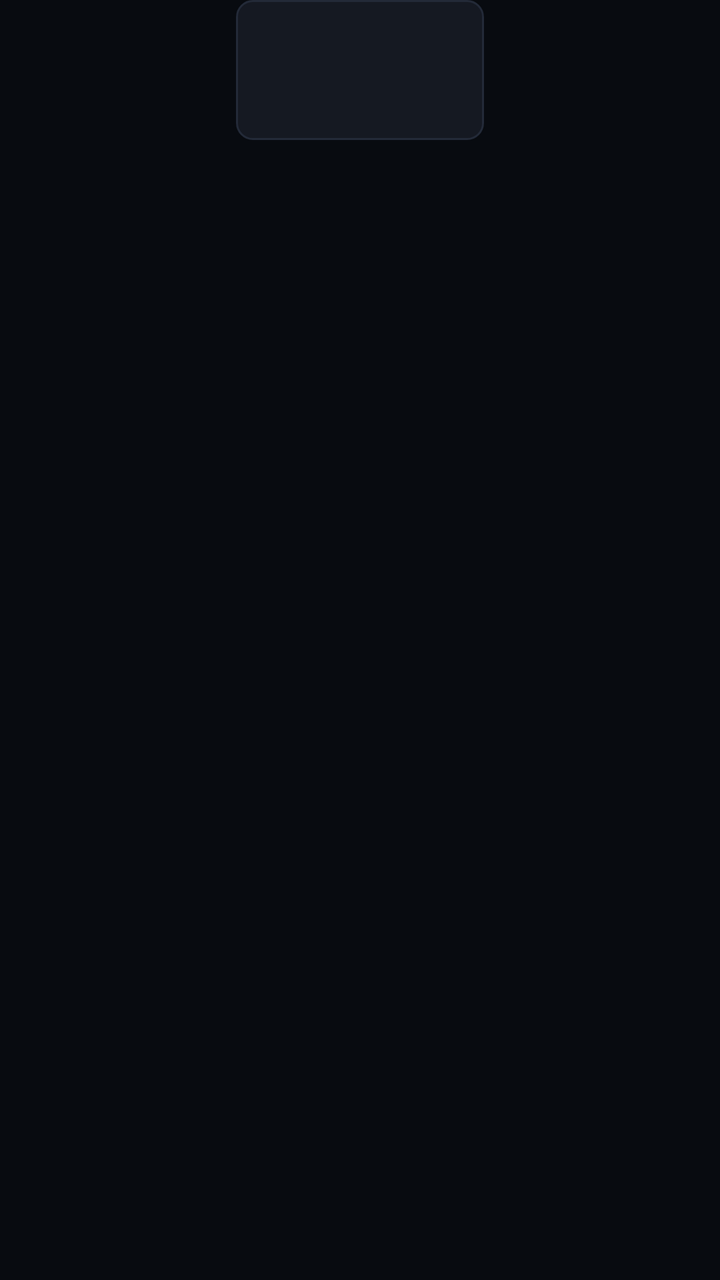
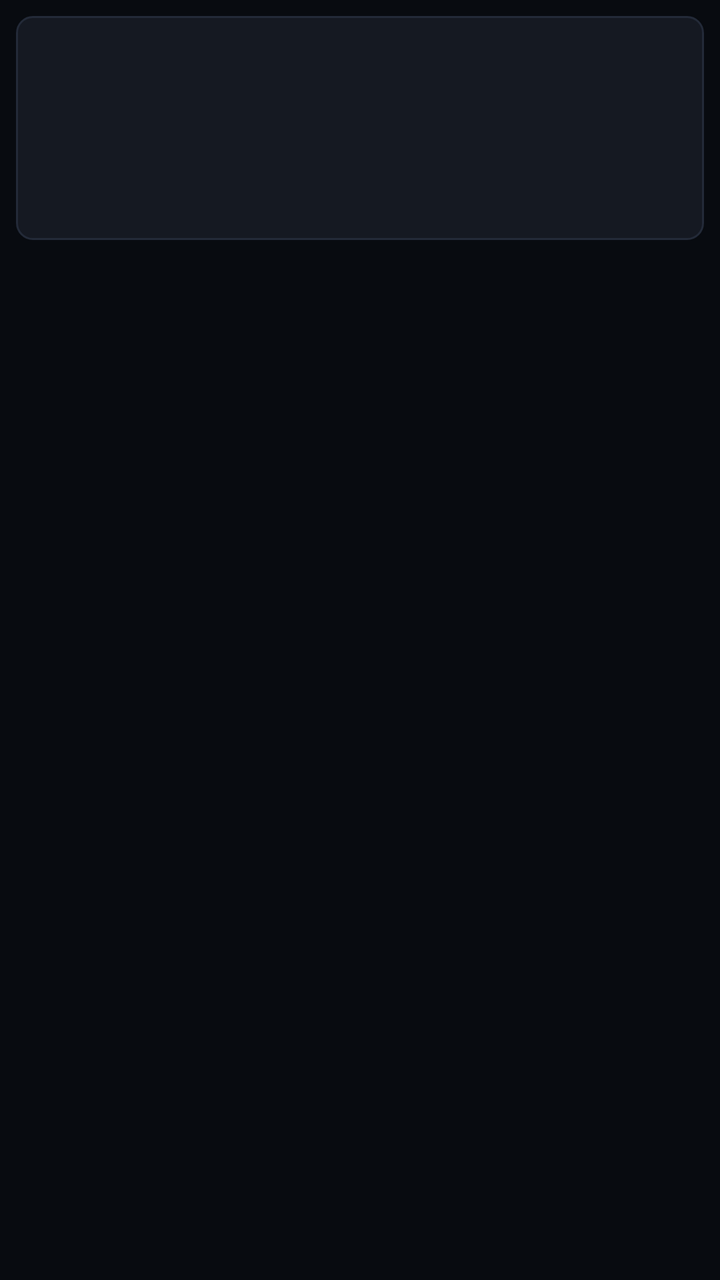

An Android layout rendered at two revisions. The XML below is the earlier revision; the diff shows what the commit changed to produce the second picture.
<!-- AndroidManifest.xml: application theme Theme.ATVHub -->
<!-- res/layout/item_app_card.xml -->
<?xml version="1.0" encoding="utf-8"?>
<LinearLayout xmlns:android="http://schemas.android.com/apk/res/android"
    android:layout_width="@dimen/app_card_width"
    android:layout_height="wrap_content"
    android:layout_marginEnd="@dimen/tv_card_spacing"
    android:clickable="true"
    android:focusable="true"
    android:gravity="center_horizontal"
    android:orientation="vertical">

    
    <FrameLayout
        android:id="@+id/card_app_container"
        android:layout_width="@dimen/app_card_width"
        android:layout_height="@dimen/app_card_height"
        android:background="@drawable/selector_card_border"
        android:duplicateParentState="true"
        android:padding="2dp">

        
        <ImageView
            android:id="@+id/iv_app_banner"
            android:layout_width="match_parent"
            android:layout_height="match_parent"
            android:contentDescription="@null"
            android:scaleType="fitCenter" />

        
        <ImageView
            android:id="@+id/iv_app_icon_fallback"
            android:layout_width="@dimen/app_icon_fallback_size"
            android:layout_height="@dimen/app_icon_fallback_size"
            android:layout_gravity="center"
            android:contentDescription="@null"
            android:scaleType="fitCenter"
            android:visibility="gone" />
    </FrameLayout>

    <TextView
        android:id="@+id/tv_app_label"
        android:layout_width="@dimen/app_card_width"
        android:layout_height="wrap_content"
        android:layout_marginTop="4dp"
        android:ellipsize="end"
        android:gravity="center"
        android:maxLines="1"
        android:textColor="@color/text_primary"
        android:textSize="@dimen/text_size_badge" />

</LinearLayout>
<!-- resources referenced by this layout -->
<resources>
  <color name="text_primary">#F1F5F9</color>
  <dimen name="app_card_height">70dp</dimen>
  <dimen name="app_card_width">124dp</dimen>
  <dimen name="app_icon_fallback_size">40dp</dimen>
  <dimen name="text_size_badge">10sp</dimen>
  <dimen name="tv_card_spacing">16dp</dimen>
  <!-- drawable selector_card_border (drawable) -->
  <?xml version="1.0" encoding="utf-8"?>
  <selector xmlns:android="http://schemas.android.com/apk/res/android">
      <item android:state_focused="true">
          <shape android:shape="rectangle">
              <solid android:color="@color/card_bg_focused" />
              <stroke android:width="@dimen/focus_stroke_width" android:color="@color/border_focused" />
              <corners android:radius="@dimen/poster_radius" />
          </shape>
      </item>
      <item>
          <shape android:shape="rectangle">
              <solid android:color="@color/card_bg" />
              <stroke android:width="1dp" android:color="@color/border_normal" />
              <corners android:radius="@dimen/poster_radius" />
          </shape>
      </item>
  </selector>
  <style name="Theme.ATVHub" parent="Theme.AppCompat.NoActionBar">
          <item name="android:windowBackground">@color/bg_root</item>
          <item name="android:colorBackground">@color/bg_root</item>
          <item name="android:windowNoTitle">true</item>
          <item name="android:windowActionBar">false</item>
          <item name="android:windowFullscreen">true</item>
          <item name="android:windowContentOverlay">@null</item>
          <item name="android:windowAnimationStyle">@null</item>
          <item name="colorPrimary">@color/accent_purple</item>
          <item name="colorPrimaryDark">@color/bg_root</item>
          <item name="colorAccent">@color/accent_purple</item>
      </style>
  <color name="card_bg_focused">#1E2433</color>
  <dimen name="focus_stroke_width">2.5dp</dimen>
  <color name="border_focused">#7C4DFF</color>
  <dimen name="poster_radius">8dp</dimen>
  <color name="card_bg">#151922</color>
  <color name="border_normal">#232A38</color>
  <color name="bg_root">#080B10</color>
  <color name="accent_purple">#8B5CF6</color>
</resources>

<!-- the commit's change to res/layout/item_app_card.xml (unified diff, before → after) -->
@@ -1,50 +1,49 @@
 <?xml version="1.0" encoding="utf-8"?>
 <LinearLayout xmlns:android="http://schemas.android.com/apk/res/android"
-    android:layout_width="@dimen/app_card_width"
+    android:id="@+id/item_app_root"
+    android:layout_width="match_parent"
     android:layout_height="wrap_content"
-    android:layout_marginEnd="@dimen/tv_card_spacing"
+    android:orientation="vertical"
+    android:gravity="center_horizontal"
+    android:padding="8dp"
+    android:clipChildren="false"
+    android:clipToPadding="false"
     android:clickable="true"
     android:focusable="true"
-    android:gravity="center_horizontal"
-    android:orientation="vertical">
+    android:focusableInTouchMode="true">
 
-    
     <FrameLayout
-        android:id="@+id/card_app_container"
-        android:layout_width="@dimen/app_card_width"
-        android:layout_height="@dimen/app_card_height"
+        android:id="@+id/card_container"
+        android:layout_width="match_parent"
+        android:layout_height="112dp"
         android:background="@drawable/selector_card_border"
-        android:duplicateParentState="true"
-        android:padding="2dp">
+        android:duplicateParentState="true">
 
-        
         <ImageView
             android:id="@+id/iv_app_banner"
             android:layout_width="match_parent"
             android:layout_height="match_parent"
-            android:contentDescription="@null"
+            android:scaleType="fitXY"
+            android:visibility="gone" />
+
+        <ImageView
+            android:id="@+id/iv_app_icon"
+            android:layout_width="52dp"
+            android:layout_height="52dp"
+            android:layout_gravity="center"
             android:scaleType="fitCenter" />
 
-        
-        <ImageView
-            android:id="@+id/iv_app_icon_fallback"
-            android:layout_width="@dimen/app_icon_fallback_size"
-            android:layout_height="@dimen/app_icon_fallback_size"
-            android:layout_gravity="center"
-            android:contentDescription="@null"
-            android:scaleType="fitCenter"
-            android:visibility="gone" />
     </FrameLayout>
 
     <TextView
         android:id="@+id/tv_app_label"
-        android:layout_width="@dimen/app_card_width"
+        android:layout_width="match_parent"
         android:layout_height="wrap_content"
-        android:layout_marginTop="4dp"
+        android:layout_marginTop="6dp"
         android:ellipsize="end"
         android:gravity="center"
         android:maxLines="1"
-        android:textColor="@color/text_primary"
-        android:textSize="@dimen/text_size_badge" />
+        android:textColor="@color/text_secondary"
+        android:textSize="12sp" />
 
 </LinearLayout>
<!-- resource entries referenced after the edit -->
@@ -1,11 +1,6 @@
 <!-- resources referenced by this layout -->
 <resources>
-  <color name="text_primary">#F1F5F9</color>
-  <dimen name="app_card_height">70dp</dimen>
-  <dimen name="app_card_width">124dp</dimen>
-  <dimen name="app_icon_fallback_size">40dp</dimen>
-  <dimen name="text_size_badge">10sp</dimen>
-  <dimen name="tv_card_spacing">16dp</dimen>
+  <color name="text_secondary">#94A3B8</color>
   <!-- drawable selector_card_border (drawable) -->
   <?xml version="1.0" encoding="utf-8"?>
   <selector xmlns:android="http://schemas.android.com/apk/res/android">
